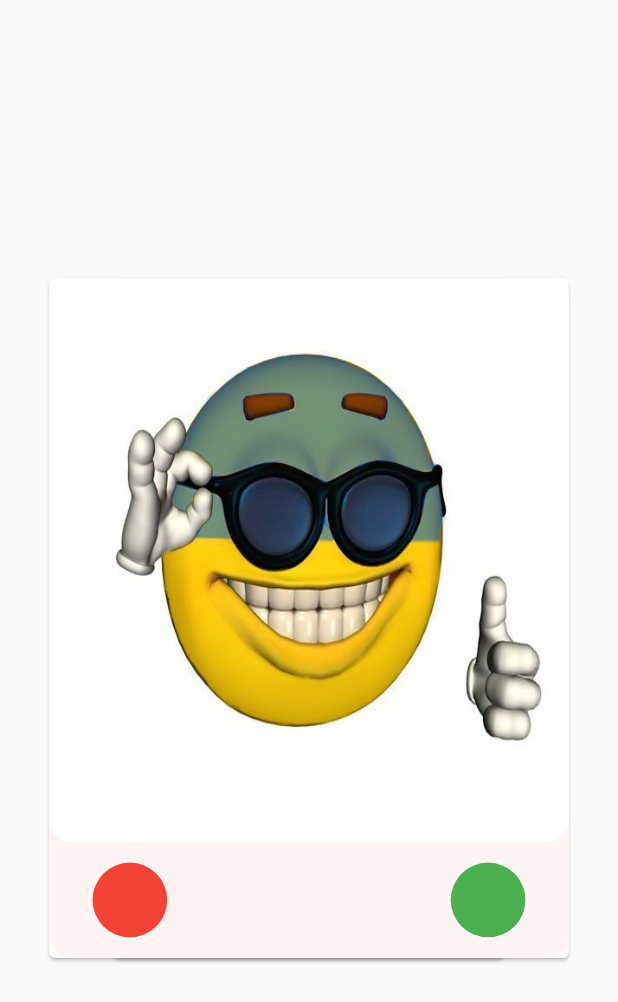
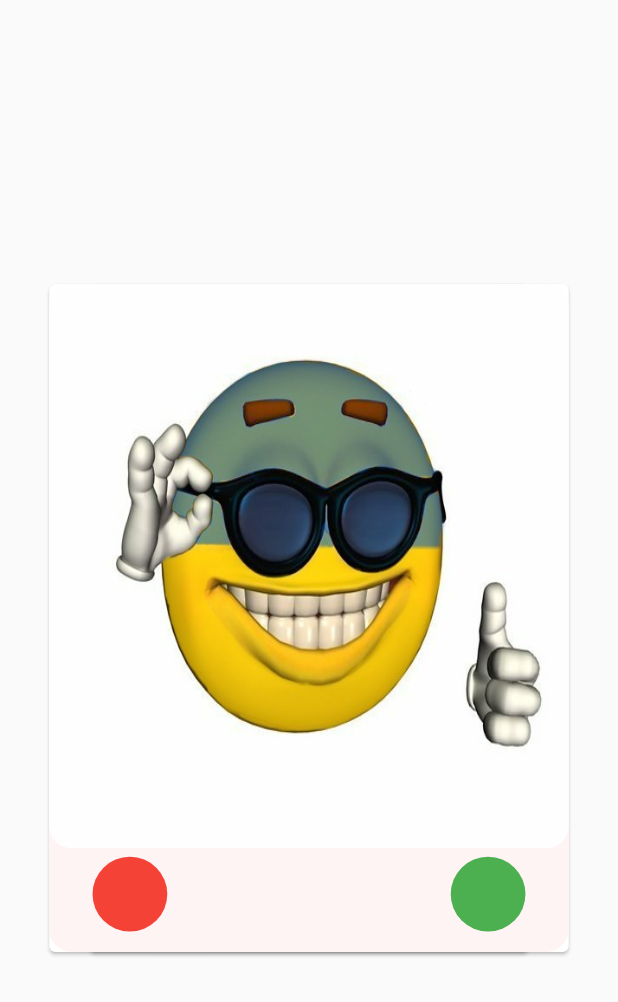
Before and after one commit to Stuzja/aka_tinder, a Flutter app: the screen it shows after launch, on a phone screen of 412 x 824 dp. Shown: the top 1002 px of the screen. Run offline on Flutter 3.47's test engine with Material 2 defaults, Android fonts, the phone set to English and light mode, and no system bars; drawn by our look-alikes of flutter_tindercard.

Commit message:
Вроде как я исправила проблемы с анимацией и отображением карточек

```diff
--- a/lib/main.dart
+++ b/lib/main.dart
@@ -42,7 +42,7 @@
         child: Container(
           padding: EdgeInsets.symmetric(
               horizontal: MediaQuery.of(context).size.width * 0.07),
-          height: MediaQuery.of(context).size.height * 0.56,
+          height: MediaQuery.of(context).size.height * 0.55,
           child: TinderSwapCard(
             orientation: AmassOrientation.BOTTOM,
             totalNum: welcomeImages.length,
@@ -50,7 +50,7 @@
             swipeEdge: 3,
             maxWidth: MediaQuery.of(context).size.width * 0.9,
             maxHeight: MediaQuery.of(context).size.height * 0.9,
-            minWidth: MediaQuery.of(context).size.width * 0.4,
+            minWidth: MediaQuery.of(context).size.width * 0.56,
             minHeight: MediaQuery.of(context).size.height * 0.4,
             cardBuilder: (context, index) {
               return Card(child: CardWidget(image: welcomeImages[index]));
--- a/lib/widgets/card.dart
+++ b/lib/widgets/card.dart
@@ -1,4 +1,4 @@
-import 'package:flutter/cupertino.dart';
+
 import 'package:flutter/material.dart';
 
 class CardWidget extends StatelessWidget {
@@ -19,8 +19,11 @@ class CardWidget extends StatelessWidget {
           child:
           Container(
             alignment: Alignment.bottomCenter,
+                decoration: BoxDecoration(
+              borderRadius: BorderRadius.circular(15),
+              color: const Color.fromRGBO(255, 244, 244, 1)),
             child:
-            Container(
+            SizedBox(
               height:MediaQuery.of(context).size.height * 0.55 * 0.17,
               child:
             Row(children: [
```
